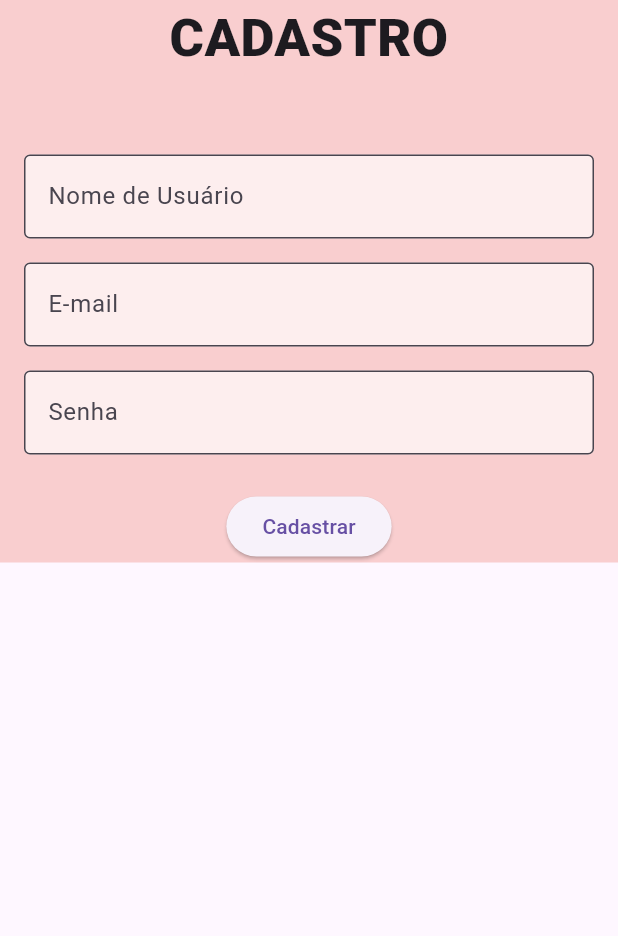
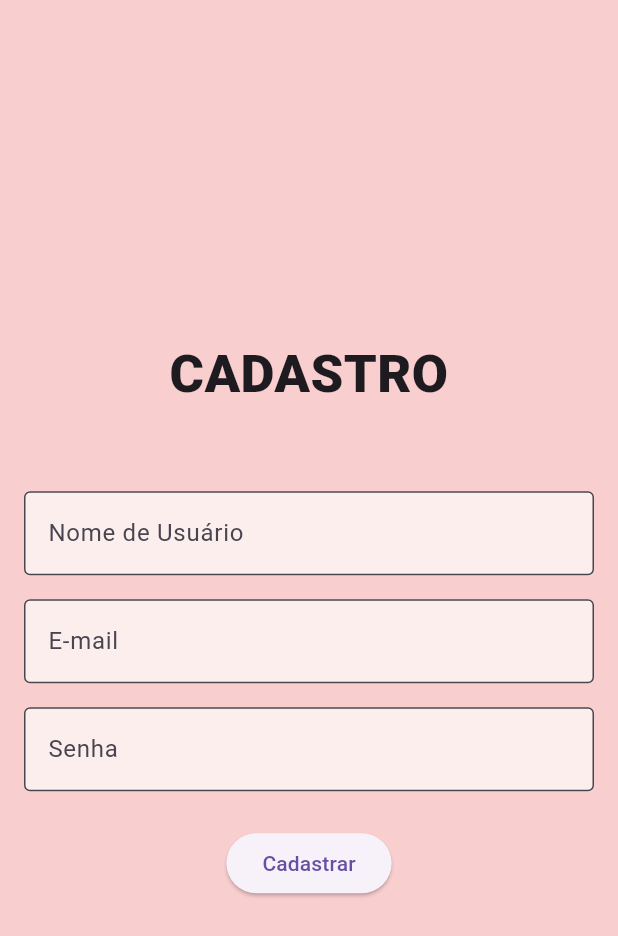
Before and after one commit to GabrielFreitas836/app-flutter, a Flutter app: the SignupPage screen opened by its route, on a phone screen of 412 x 824 dp. Shown: the top 936 px of the screen. Run offline on Flutter 3.47's test engine with Material 3 defaults, Android fonts, the phone set to English and light mode, and no system bars.

Commit message:
change: Adicionar gestureDetector para texto do SignupPage e navegação de LoginPage para SignupPage

```diff
--- a/app_flutter/lib/src/pages/signup_page.dart
+++ b/app_flutter/lib/src/pages/signup_page.dart
@@ -26,10 +26,9 @@ class _SignupPageState extends State<SignupPage> {
         decoration: BoxDecoration(
           color: Color.fromARGB(232, 248, 202, 202),
         ),
-        child: SingleChildScrollView(
         child: Form(
           child: Column(
-              mainAxisAlignment: MainAxisAlignment.spaceAround,
+            mainAxisAlignment: MainAxisAlignment.center,
             children: [
                 Padding(
                 padding: const EdgeInsets.only(bottom: 45),
@@ -67,7 +66,6 @@ class _SignupPageState extends State<SignupPage> {
           )
         ),
       ),
-      ),
     );
   }
 }
```
Also changed, not shown: app_flutter/lib/src/pages/login_page.dart (+12 -5 lines). Lines whose indentation alone changed are shown as unchanged.
